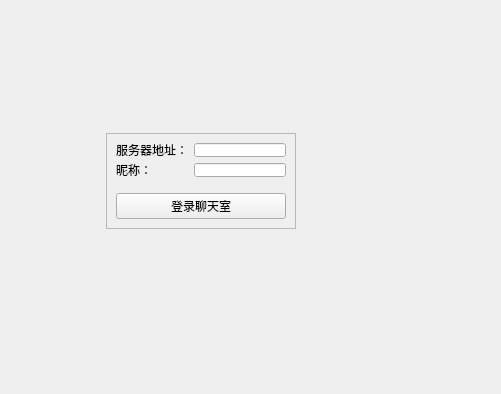
First picture: the form in lab5/CheckClient/mainwindow.ui, repository w2565380-crypto/my-warehouse, before the edit; both pictures show x 113 to 614 and y 90 to 484 of the 614 by 484 pixel window.
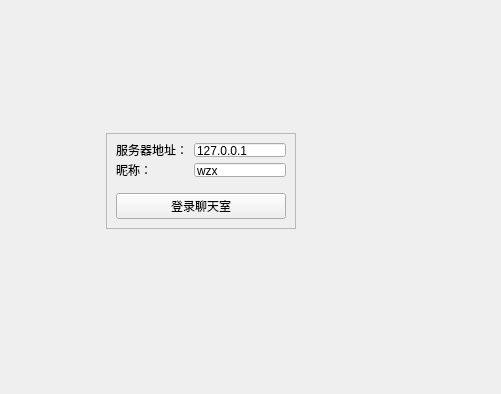
Second picture: the form after the edit. The open tabs and pages were chosen to show the change.

The edit to the form file:
```diff
--- a/lab5/CheckClient/mainwindow.ui
+++ b/lab5/CheckClient/mainwindow.ui
@@ -98,7 +98,11 @@
               </widget>
              </item>
              <item row="0" column="1">
-              <widget class="QLineEdit" name="ServerEdit"/>
+              <widget class="QLineEdit" name="ServerEdit">
+               <property name="text">
+                <string>127.0.0.1</string>
+               </property>
+              </widget>
              </item>
              <item row="1" column="0">
               <widget class="QLabel" name="label_3">
@@ -108,7 +112,11 @@
               </widget>
              </item>
              <item row="1" column="1">
-              <widget class="QLineEdit" name="usernameEdit"/>
+              <widget class="QLineEdit" name="usernameEdit">
+               <property name="text">
+                <string>wzx</string>
+               </property>
+              </widget>
              </item>
             </layout>
            </item>
```
Left out of the diff: 2 changed lines with no effect on the pictures.
